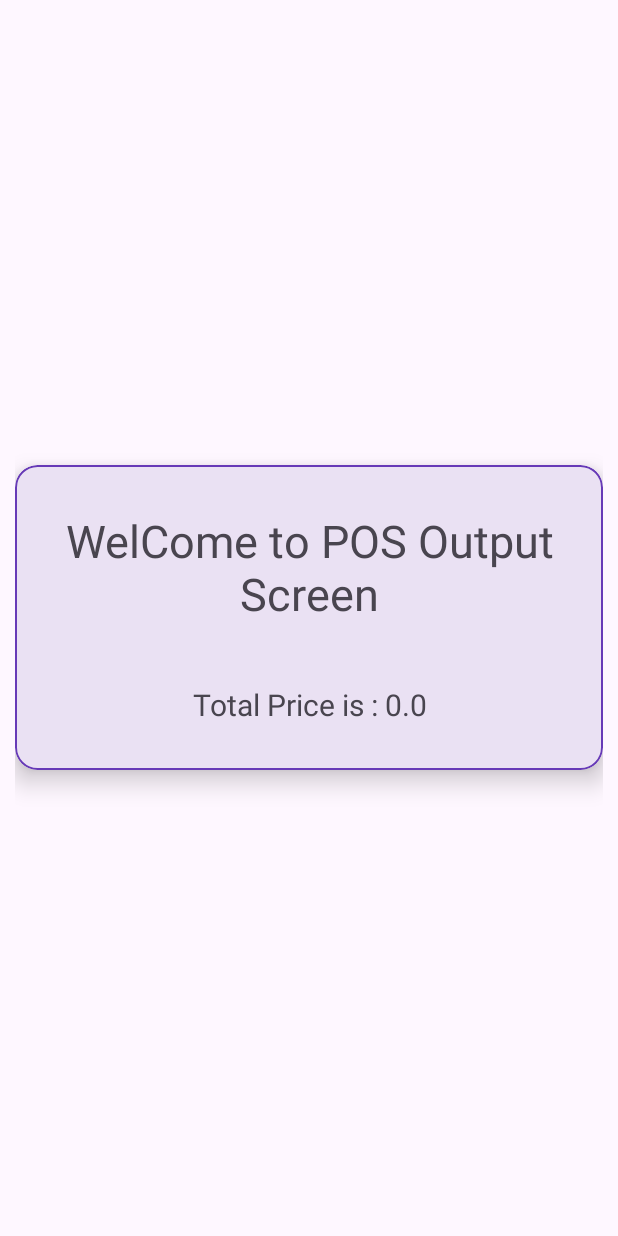
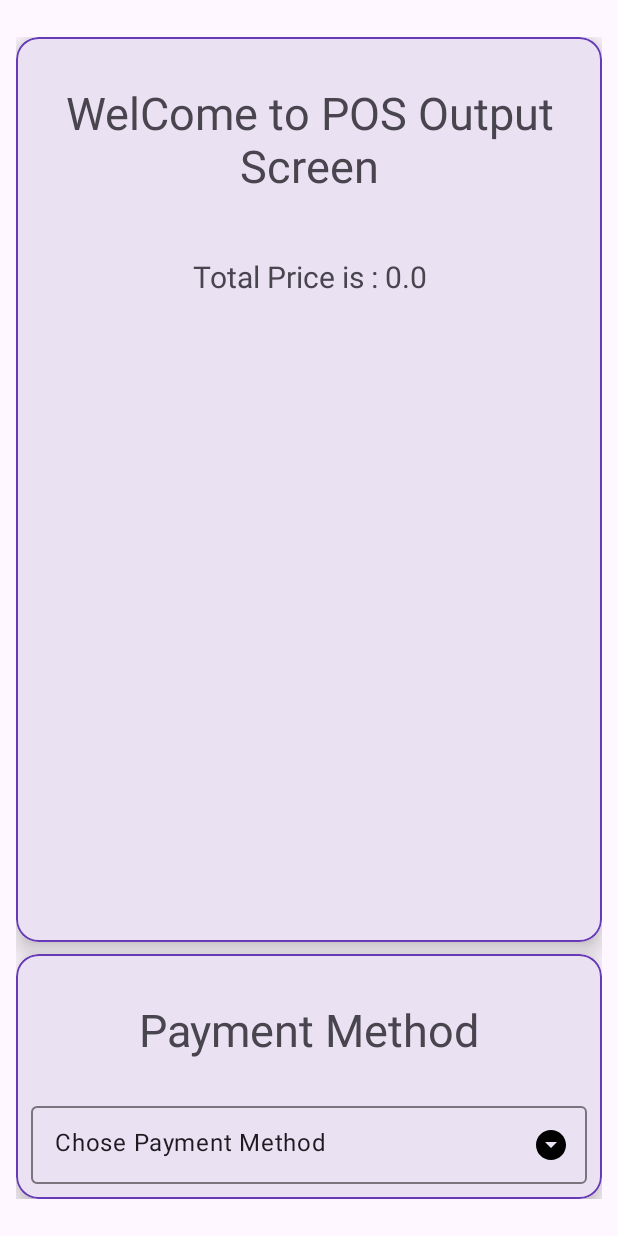
Before and after one commit to Jubayed-A/Point-Of-Sale-POS-, an Android app: the OutputActivity screen opened directly, with no data from a screen before it, on a phone screen of 412 x 824 dp. Run offline under Robolectric (Android 15) with nearby library versions, the phone set to English and light mode, and no system bars; 1 statement that could not run was skipped.

Commit message:
code payment section added

```diff
--- a/app/src/main/AndroidManifest.xml
+++ b/app/src/main/AndroidManifest.xml
@@ -13,6 +13,12 @@
         android:theme="@style/Theme.PointOfSale"
         tools:targetApi="31">
         <activity
+            android:name=".MobileActivity"
+            android:exported="false" />
+        <activity
+            android:name=".BankActivity"
+            android:exported="false" />
+        <activity
             android:name=".OutputActivity"
             android:exported="false" />
         <activity
--- a/app/src/main/java/com/example/pointofsale/OutputActivity.kt
+++ b/app/src/main/java/com/example/pointofsale/OutputActivity.kt
@@ -1,9 +1,14 @@
 package com.example.pointofsale
 
 import android.annotation.SuppressLint
+import android.app.AlertDialog
+import android.content.Intent
 import androidx.appcompat.app.AppCompatActivity
 import android.os.Bundle
+import android.widget.ArrayAdapter
+import android.widget.AutoCompleteTextView
 import android.widget.TextView
+import android.widget.Toast
 import androidx.recyclerview.widget.LinearLayoutManager
 import androidx.recyclerview.widget.RecyclerView
 
@@ -16,6 +21,53 @@ class OutputActivity : AppCompatActivity() {
     override fun onCreate(savedInstanceState: Bundle?) {
         super.onCreate(savedInstanceState)
         setContentView(R.layout.activity_output)
+
+        // select payment method code here
+
+        // payment text code here
+        val payment = arrayOf(
+            "Bank System", "Cash On Delivery", "Mobile Banking"
+        )
+
+        val arrayAdapter = ArrayAdapter(this, R.layout.drop_down_item, payment)
+        val paymentList = findViewById<AutoCompleteTextView>(R.id.autoItem)
+        paymentList.setAdapter(arrayAdapter)
+
+        paymentList.setOnItemClickListener { parent, view, position, id ->
+            val selectedPayment = parent.getItemAtPosition(position).toString()
+//            Toast.makeText(this, paymentList.text, Toast.LENGTH_SHORT).show()
+            when(selectedPayment){
+                "Bank System" -> {
+                    // bank activity create
+                    val intentBank = Intent(this, BankActivity::class.java)
+                    startActivity(intentBank)
+                }
+                "Cash On Delivery" ->{
+                    // custom alert box show
+                    val alertDialog = AlertDialog.Builder(this)
+                        .setTitle("Bank System Payment")
+                        .setMessage("Custom Alert Dialog for Bank System Payment")
+                        .setPositiveButton("OK") { dialog, _ ->
+                            dialog.dismiss()
+                        }
+                        .create()
+
+                    alertDialog.show()
+                }
+                "Mobile Banking" ->{
+                    val intentMobile = Intent(this, MobileActivity::class.java)
+                    startActivity(intentMobile)
+                }
+                else ->{
+                    Toast.makeText(this, "Selected payment: $selectedPayment", Toast.LENGTH_SHORT).show()
+                }
+            }
+
+        }
+
+
+
+
 
         val name = intent.getStringArrayListExtra("itemList")
         val qty = intent.getStringArrayListExtra("itemQty")
--- /dev/null
+++ b/app/src/main/res/drawable/arrow_down_icon.xml
@@ -0,0 +1,5 @@
+<vector android:height="24dp" android:tint="#000000"
+    android:viewportHeight="24" android:viewportWidth="24"
+    android:width="24dp" xmlns:android="http://schemas.android.com/apk/res/android">
+    <path android:fillColor="@android:color/white" android:pathData="M12,2C6.48,2 2,6.48 2,12s4.48,10 10,10 10,-4.48 10,-10S17.52,2 12,2zM12,14l-4,-4h8l-4,4z"/>
+</vector>
--- a/app/src/main/res/layout/activity_output.xml
+++ b/app/src/main/res/layout/activity_output.xml
@@ -6,8 +6,19 @@
     android:layout_height="match_parent"
     android:gravity="center"
     android:orientation="vertical"
-    android:padding="10dp"
+    android:padding="5dp"
     tools:context=".OutputActivity">
+
+
+    <ScrollView
+        android:layout_width="match_parent"
+        android:layout_height="wrap_content">
+
+        <LinearLayout
+            android:layout_width="match_parent"
+            android:layout_height="wrap_content"
+            android:orientation="vertical"
+            android:padding="5dp">
 
             <com.google.android.material.card.MaterialCardView
                 android:layout_width="match_parent"
@@ -44,7 +55,7 @@
 
                     <LinearLayout
                         android:layout_width="match_parent"
-                android:layout_height="match_parent"
+                        android:layout_height="400dp"
                         android:orientation="vertical">
 
                         <androidx.recyclerview.widget.RecyclerView
@@ -58,5 +69,65 @@
 
             </com.google.android.material.card.MaterialCardView>
 
+            <com.google.android.material.card.MaterialCardView
+                android:layout_width="match_parent"
+                android:layout_height="wrap_content"
+                android:layout_marginTop="8dp"
+                app:cardCornerRadius="15dp"
+                app:cardElevation="10dp"
+                app:strokeColor="#673AB7">
+
+                <LinearLayout
+                    android:layout_width="match_parent"
+                    android:layout_height="wrap_content"
+                    android:layout_margin="10dp"
+                    android:orientation="vertical">
+
+                    <TextView
+                        android:id="@+id/welcomePayment"
+                        android:layout_width="match_parent"
+                        android:layout_height="wrap_content"
+                        android:layout_margin="10dp"
+                        android:gravity="center"
+                        android:padding="10dp"
+                        android:text="Payment Method"
+                        android:textSize="30sp" />
+
+
+                    <LinearLayout
+                        android:layout_width="match_parent"
+                        android:layout_height="match_parent"
+                        android:orientation="vertical">
+
+                        <!--choose semester-->
+                        <com.google.android.material.textfield.TextInputLayout
+                            style="@style/Widget.Material3.TextInputLayout.OutlinedBox.ExposedDropdownMenu"
+                            android:layout_width="match_parent"
+                            android:layout_height="57dp"
+                            android:layout_marginTop="5dp"
+                            app:endIconDrawable="@drawable/arrow_down_icon"
+                            app:endIconTint="@color/black">
+
+                            <AutoCompleteTextView
+                                android:id="@+id/autoItem"
+                                android:layout_width="match_parent"
+                                android:layout_height="match_parent"
+                                android:inputType="none"
+                                android:text="Chose Payment Method" />
+
+
+                        </com.google.android.material.textfield.TextInputLayout>
+
 
                     </LinearLayout>
+
+                </LinearLayout>
+
+            </com.google.android.material.card.MaterialCardView>
+
+        </LinearLayout>
+
+    </ScrollView>
+
+
+</LinearLayout>
```
Also changed, not shown: app/src/main/java/com/example/pointofsale/BankActivity.kt (added, +11 -0 lines), app/src/main/java/com/example/pointofsale/MobileActivity.kt (added, +11 -0 lines), app/src/main/res/layout/activity_bank.xml (added, +124 -0 lines), app/src/main/res/layout/activity_mobile.xml (added, +122 -0 lines), app/src/main/res/layout/custom_dialog_box.xml (added, +66 -0 lines), app/src/main/res/layout/drop_down_item.xml (added, +12 -0 lines). Lines whose indentation alone changed are shown as unchanged.
